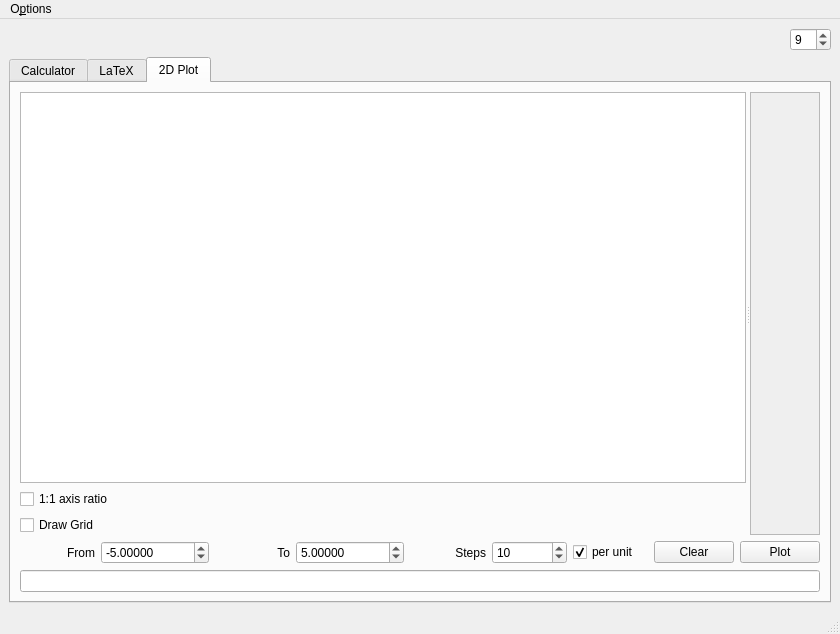
First picture: the form in AMaDiAUI.ui, repository AstusRush/AMaDiA, before the edit.
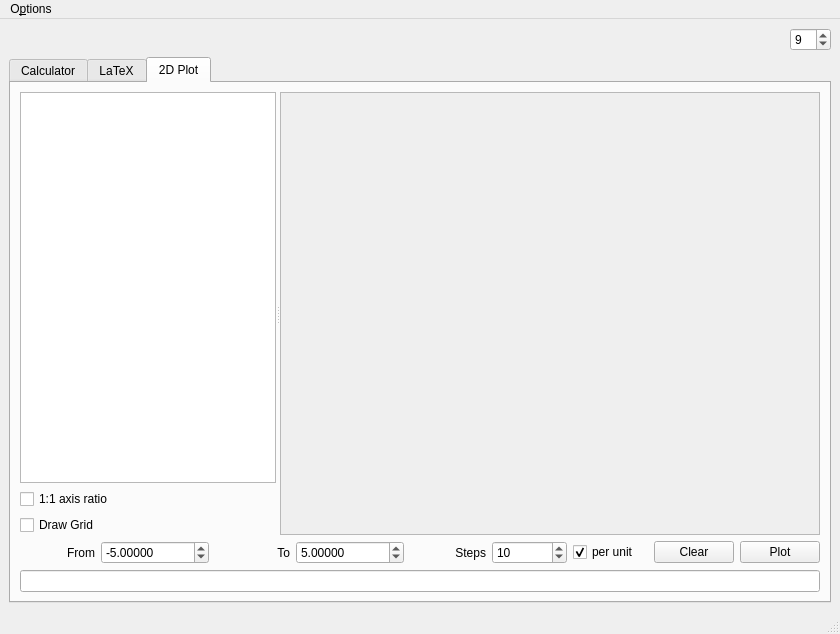
Second picture: the form after the edit. The open tabs and pages were chosen to show the change. Custom widgets are drawn as their Qt base class.

Commit message:
Tab 3 Layout Change (minor)
Increased the initial size of the plot view in tab 3

Diff of the .ui file:
```diff
--- a/AMaDiAUI.ui
+++ b/AMaDiAUI.ui
@@ -257,6 +257,12 @@
              </layout>
             </widget>
             <widget class="QScrollArea" name="Tab_3_2D_Plot_ScrollArea">
+             <property name="sizePolicy">
+              <sizepolicy hsizetype="Expanding" vsizetype="Expanding">
+               <horstretch>5</horstretch>
+               <verstretch>0</verstretch>
+              </sizepolicy>
+             </property>
              <property name="sizeAdjustPolicy">
               <enum>QAbstractScrollArea::AdjustToContents</enum>
              </property>
@@ -268,7 +274,7 @@
                <rect>
                 <x>0</x>
                 <y>0</y>
-                <width>69</width>
+                <width>531</width>
                 <height>446</height>
                </rect>
               </property>
```
Left out of the diff: 22 changed lines with no effect on the pictures. The commit also changes 1 other file.
